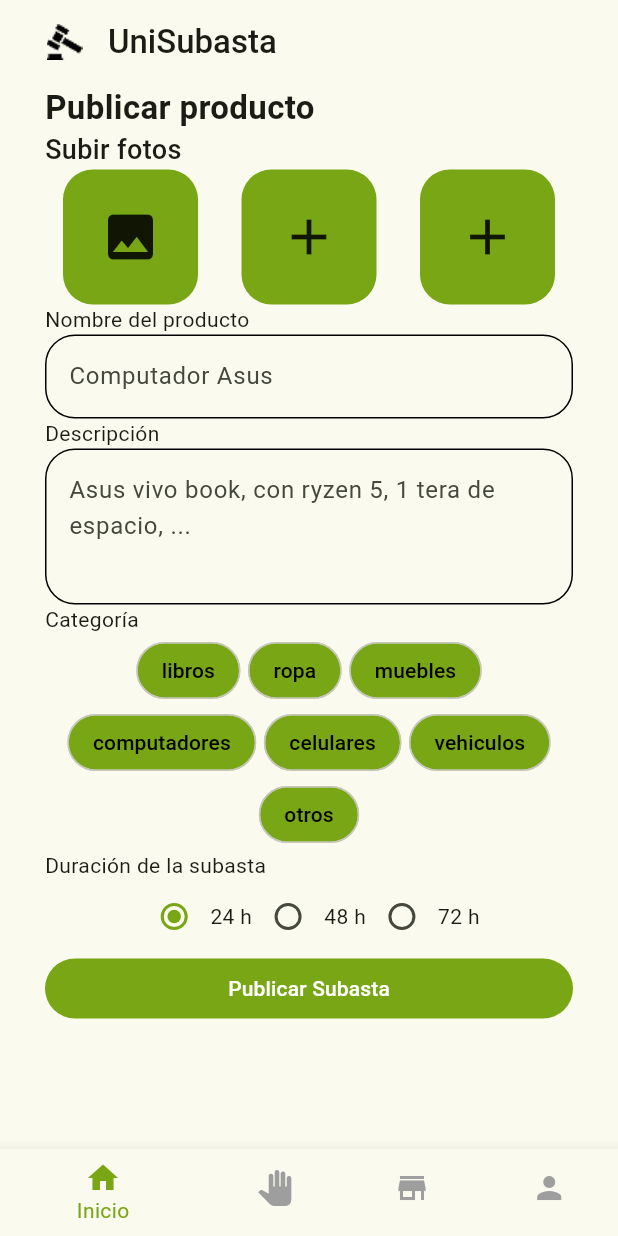
After one commit to davidagudeloo/unisubasta2025_2, a Flutter app: the RegistroProductoScreen screen opened directly, on a phone screen of 412 x 824 dp. The commit adds this screen. Run offline on Flutter 3.47's test engine with Material 3 defaults, Android fonts, the phone set to English and light mode, and no system bars; our stand-ins replace firebase_auth, firebase_core, google_sign_in; accounts and stored records are empty.

Commit message:
pantalla registro producto

```diff
--- a/lib/presentation/screens/hello_screen.dart
+++ b/lib/presentation/screens/hello_screen.dart
@@ -1,5 +1,3 @@
-import 'dart:nativewrappers/_internal/vm/lib/ffi_native_type_patch.dart';
-
 import 'package:firebase_auth/firebase_auth.dart';
 import 'package:firebase_core/firebase_core.dart';
 import 'package:flutter/material.dart';
--- a/lib/presentation/screens/home_screen.dart
+++ b/lib/presentation/screens/home_screen.dart
@@ -6,25 +6,25 @@ class HomeScreen extends StatelessWidget {
   final User user;
   const HomeScreen({super.key, required this.user});
 
-  bool esUdea(String? correo) {
-    if (correo != null) {
-      if (correo.contains('udea.edu.co')) {
-        return true;
-      }
-    }
-    return false;
-  }
+  // bool esUdea(String? correo) {
+  //   if (correo != null) {
+  //     if (correo.contains('gmail.com')) {
+  //       return true;
+  //     }
+  //   }
+  //   return false;
+  // }
 
   @override
   Widget build(BuildContext context) {
-    if (!esUdea(user.email)) {
-      WidgetsBinding.instance.addPostFrameCallback((_) {
-        Navigator.pushReplacement(
-          context,
-          MaterialPageRoute(builder: (context) => const HelloScreen()),
-        );
-      });
-    }
+    // if (!esUdea(user.email)) {
+    //   WidgetsBinding.instance.addPostFrameCallback((_) {
+    //     Navigator.pushReplacement(
+    //       context,
+    //       MaterialPageRoute(builder: (context) => const HelloScreen()),
+    //     );
+    //   });
+    // }
     return Scaffold(
       appBar: AppBar(
         title: const Text('login exitosoo'),
--- /dev/null
+++ b/lib/presentation/screens/registro_producto_screen.dart
@@ -0,0 +1,323 @@
+import 'package:flutter/material.dart';
+import 'package:unisubasta_udea_v1/presentation/widgets/shared/titulo_app_bar.dart';
+
+class RegistroProductoScreen extends StatefulWidget {
+  const RegistroProductoScreen({super.key});
+
+  @override
+  State<RegistroProductoScreen> createState() => _RegistroProductoScreenState();
+}
+
+final verdeClaro = const Color(0xff78A614);
+
+class _RegistroProductoScreenState extends State<RegistroProductoScreen> {
+  bool _librosSeleccionado = false;
+  bool _ropaSeleccionado = false;
+  bool _mueblesSeleccionado = false;
+  bool _computadoresSeleccionado = false;
+  bool _celularesSeleccionado = false;
+  bool _vehiculosSeleccionado = false;
+  bool _otrosSeleccionado = false;
+  int _tiempoSeleccionado = 24;
+
+  @override
+  Widget build(BuildContext context) {
+    // final Size size = MediaQuery.of(context).size;
+
+    return Scaffold(
+      appBar: const TituloAppBar(),
+      body: SafeArea(
+        child: SingleChildScrollView(
+          padding: const EdgeInsets.symmetric(horizontal: 30),
+          child: Column(
+            crossAxisAlignment: CrossAxisAlignment.start,
+            children: [
+              const Text(
+                'Publicar producto',
+                style: TextStyle(fontSize: 22, fontWeight: FontWeight.w600),
+              ),
+              const Text(
+                'Subir fotos',
+                style: TextStyle(fontSize: 18, fontWeight: FontWeight.w500),
+              ),
+              Row(
+                mainAxisAlignment: MainAxisAlignment.spaceAround,
+                spacing: 5,
+                children: [
+                  Container(
+                    width: 90,
+                    height: 90,
+                    decoration: BoxDecoration(
+                      borderRadius: BorderRadius.circular(20),
+                      color: verdeClaro,
+                    ),
+                    child: const Icon(Icons.image, size: 40),
+                  ),
+                  Material(
+                    borderRadius: BorderRadius.circular(20),
+                    color: verdeClaro,
+                    child: InkWell(
+                      onTap: () {
+                        print('presionado');
+                      },
+                      splashColor: Colors.white.withValues(alpha: 0.2),
+                      borderRadius: BorderRadius.circular(20),
+                      child: const SizedBox(
+                        width: 90,
+                        height: 90,
+                        child: Icon(Icons.add, size: 40),
+                      ),
+                    ),
+                  ),
+                  Material(
+                    borderRadius: BorderRadius.circular(20),
+                    color: verdeClaro,
+                    child: InkWell(
+                      onTap: () {
+                        print('presionado');
+                      },
+                      splashColor: Colors.white.withValues(alpha: 0.2),
+                      borderRadius: BorderRadius.circular(20),
+                      child: const SizedBox(
+                        width: 90,
+                        height: 90,
+                        child: Icon(Icons.add, size: 40),
+                      ),
+                    ),
+                  ),
+                ],
+              ),
+              const Text('Nombre del producto'),
+              const CustomTextForm(size: 1, textoPista: 'Computador Asus'),
+              const Text('Descripción'),
+              const CustomTextForm(
+                size: 3,
+                textoPista:
+                    'Asus vivo book, con ryzen 5, 1 tera de espacio, ...',
+              ),
+
+              const Text('Categoría'),
+              SizedBox(
+                width: double.infinity,
+                child: Wrap(
+                  alignment: WrapAlignment.center,
+                  spacing: 5,
+                  children: [
+                    CustomChipCategory(
+                      texto: 'libros',
+                      categoriaSeleccionada: _librosSeleccionado,
+                      onSelected: (value) {
+                        setState(() {
+                          _librosSeleccionado = value;
+                        });
+                      },
+                    ),
+                    CustomChipCategory(
+                      texto: 'ropa',
+                      categoriaSeleccionada: _ropaSeleccionado,
+                      onSelected: (value) {
+                        setState(() {
+                          _ropaSeleccionado = value;
+                        });
+                      },
+                    ),
+                    CustomChipCategory(
+                      texto: 'muebles',
+                      categoriaSeleccionada: _mueblesSeleccionado,
+                      onSelected: (value) {
+                        setState(() {
+                          _mueblesSeleccionado = value;
+                        });
+                      },
+                    ),
+                    CustomChipCategory(
+                      texto: 'computadores',
+                      categoriaSeleccionada: _computadoresSeleccionado,
+                      onSelected: (value) {
+                        setState(() {
+                          _computadoresSeleccionado = value;
+                        });
+                      },
+                    ),
+                    CustomChipCategory(
+                      texto: 'celulares',
+                      categoriaSeleccionada: _celularesSeleccionado,
+                      onSelected: (value) {
+                        setState(() {
+                          _celularesSeleccionado = value;
+                        });
+                      },
+                    ),
+                    CustomChipCategory(
+                      texto: 'vehiculos',
+                      categoriaSeleccionada: _vehiculosSeleccionado,
+                      onSelected: (value) {
+                        setState(() {
+                          _vehiculosSeleccionado = value;
+                        });
+                      },
+                    ),
+                    CustomChipCategory(
+                      texto: 'otros',
+                      categoriaSeleccionada: _otrosSeleccionado,
+                      onSelected: (value) {
+                        setState(() {
+                          _otrosSeleccionado = value;
+                        });
+                      },
+                    ),
+                  ],
+                ),
+              ),
+              const Text('Duración de la subasta'),
+              Row(
+                mainAxisAlignment: MainAxisAlignment.center,
+                children: [
+                  Row(
+                    children: [
+                      Radio<int>(
+                        activeColor: verdeClaro,
+                        value: 24,
+                        groupValue: _tiempoSeleccionado,
+                        onChanged: (value) {
+                          setState(() {
+                            _tiempoSeleccionado = value!;
+                          });
+                        },
+                      ),
+                      const Text('24 h'),
+                    ],
+                  ),
+                  Row(
+                    children: [
+                      Radio<int>(
+                        activeColor: verdeClaro,
+                        value: 48,
+                        groupValue: _tiempoSeleccionado,
+                        onChanged: (value) {
+                          setState(() {
+                            _tiempoSeleccionado = value!;
+                          });
+                        },
+                      ),
+                      const Text('48 h'),
+                    ],
+                  ),
+                  Row(
+                    children: [
+                      Radio<int>(
+                        activeColor: verdeClaro,
+                        value: 72,
+                        groupValue: _tiempoSeleccionado,
+                        onChanged: (value) {
+                          setState(() {
+                            _tiempoSeleccionado = value!;
+                          });
+                        },
+                      ),
+                      const Text('72 h'),
+                    ],
+                  ),
+                ],
+              ),
+              SizedBox(
+                width: double.infinity,
+                child: TextButton(
+                  onPressed: () {},
+                  style: ButtonStyle(
+                    backgroundColor: WidgetStateProperty.all(verdeClaro),
+                  ),
+                  child: const Text(
+                    'Publicar Subasta',
+                    style: TextStyle(color: Colors.white),
+                  ),
+                ),
+              ),
+            ],
+          ),
+        ),
+      ),
+      bottomNavigationBar: BottomNavigationBar(
+        selectedItemColor: verdeClaro,
+        backgroundColor: Colors.transparent,
+        unselectedItemColor: Colors.grey,
+        items: const [
+          BottomNavigationBarItem(icon: Icon(Icons.home), label: 'Inicio'),
+          BottomNavigationBarItem(icon: Icon(Icons.pan_tool), label: 'Pujar'),
+          BottomNavigationBarItem(
+            icon: Icon(Icons.store_mall_directory),
+            label: 'Sub',
+          ),
+          BottomNavigationBarItem(icon: Icon(Icons.person), label: 'Perfil'),
+        ],
+      ),
+    );
+  }
+}
+
+class CustomChipCategory extends StatelessWidget {
+  final String texto;
+  final bool categoriaSeleccionada;
+  final ValueChanged<bool>? onSelected;
+
+  const CustomChipCategory({
+    super.key,
+    required this.texto,
+    required this.categoriaSeleccionada,
+    this.onSelected,
+  });
+
+  @override
+  Widget build(BuildContext context) {
+    return FilterChip(
+      label: Text(
+        texto,
+        style: TextStyle(
+          color: categoriaSeleccionada ? Colors.white : Colors.black,
+        ),
+      ),
+      selected: categoriaSeleccionada,
+      onSelected: onSelected,
+      backgroundColor: verdeClaro,
+      selectedColor: const Color.fromARGB(255, 80, 121, 18),
+      checkmarkColor: Colors.white,
+      shape: RoundedRectangleBorder(
+        borderRadius: BorderRadiusGeometry.circular(20),
+      ),
+    );
+  }
+}
+
+class CustomTextForm extends StatelessWidget {
+  final int size;
+  final String textoPista;
+
+  const CustomTextForm({
+    super.key,
+    required this.size,
+    required this.textoPista,
+  });
+
+  @override
+  Widget build(BuildContext context) {
+    // final TextEditingController textController = TextEditingController();
+    // final FocusNode focusNode = FocusNode();
+
+    final outlineInputBorder = OutlineInputBorder(
+      borderSide: const BorderSide(color: Colors.black),
+      borderRadius: BorderRadius.circular(20),
+    );
+
+    final InputDecoration inputDecoration = InputDecoration(
+      hintText: textoPista,
+      enabledBorder: outlineInputBorder,
+      focusedBorder: outlineInputBorder,
+      filled: false,
+    );
+    return TextFormField(
+      decoration: inputDecoration,
+      maxLines: size,
+      minLines: size,
+    );
+  }
+}
--- /dev/null
+++ b/lib/presentation/widgets/shared/titulo_app_bar.dart
@@ -0,0 +1,27 @@
+import 'package:flutter/material.dart';
+
+class TituloAppBar extends StatelessWidget implements PreferredSizeWidget {
+  const TituloAppBar({super.key});
+
+  @override
+  Widget build(BuildContext context) {
+    return AppBar(
+      leading: Padding(
+        padding: const EdgeInsets.only(left: 30),
+        child: Image.asset(
+          'lib/presentation/assets/images/martillo_logo.png',
+          height: 24,
+          width: 24,
+        ),
+      ),
+      title: const Text(
+        'UniSubasta',
+        style: TextStyle(fontSize: 22, fontWeight: FontWeight.w500),
+      ),
+      centerTitle: false,
+    );
+  }
+
+  @override
+  Size get preferredSize => const Size.fromHeight(kToolbarHeight);
+}
--- a/pubspec.yaml
+++ b/pubspec.yaml
@@ -65,6 +65,7 @@ flutter:
     #   - images/a_dot_ham.jpeg
     - lib/presentation/assets/images/unisubasta_logo_bienvenida.png
     - lib/presentation/assets/images/Google_Favicon_2025.png
+    - lib/presentation/assets/images/martillo_logo.png
 
   # An image asset can refer to one or more resolution-specific "variants", see
   # https://flutter.dev/to/resolution-aware-images
```
Also changed, not shown: lib/presentation/assets/images/martillo_logo.png (added), 1 other file.
